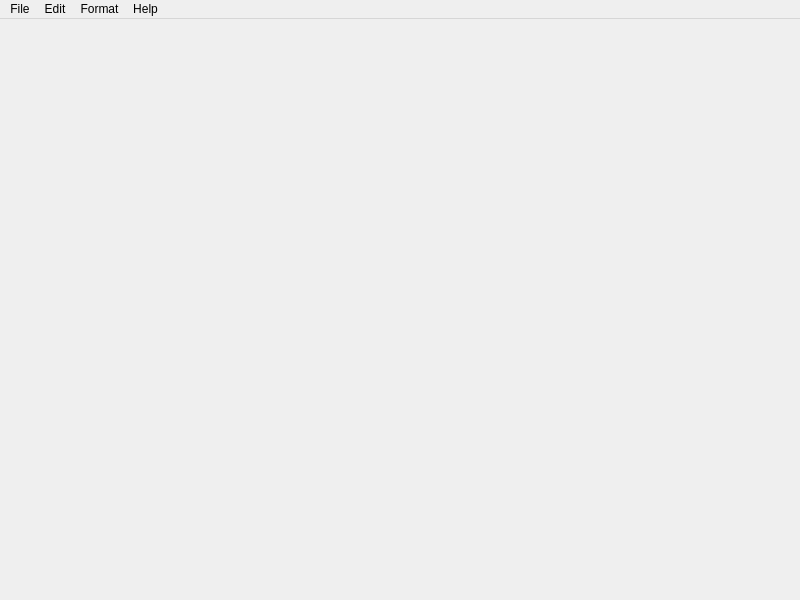
Before: the Qt Designer form notepad/mainwindow.ui in AmirNikravan/notepad-qt, drawn with Qt 5.
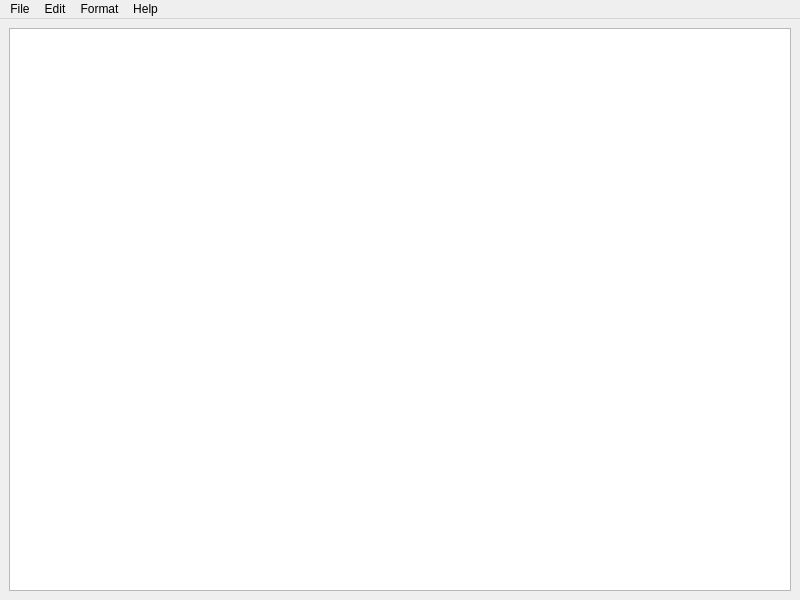
After: the same form once the commit is applied. Icons and pictures are not drawn.

```diff
--- a/notepad/mainwindow.ui
+++ b/notepad/mainwindow.ui
@@ -17,7 +17,13 @@
    <iconset resource="rees.qrc">
     <normaloff>:/images/nodepad.png</normaloff>:/images/nodepad.png</iconset>
   </property>
-  <widget class="QWidget" name="centralwidget"/>
+  <widget class="QWidget" name="centralwidget">
+   <layout class="QHBoxLayout" name="horizontalLayout">
+    <item>
+     <widget class="QTextEdit" name="textEdit"/>
+    </item>
+   </layout>
+  </widget>
   <widget class="QMenuBar" name="menubar">
    <property name="geometry">
     <rect>
```
